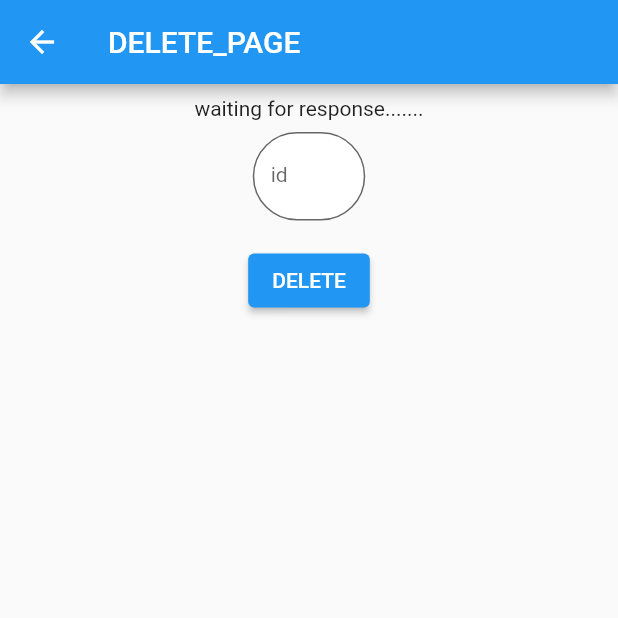
After one commit to ilham-zukri/consume_api, a Flutter app: the DeletePage screen opened directly, on a phone screen of 412 x 824 dp, the top half of it. The commit adds this screen. Run offline on Flutter 3.47's test engine with Material 2 defaults, Android fonts, the phone set to English and light mode, and no system bars; our stand-ins replace dio; Roboto replaces fonts that are missing (Poppins).

Commit message:
Adding DELETE page for DELETE method

```diff
--- /dev/null
+++ b/lib/delete_page.dart
@@ -0,0 +1,84 @@
+import 'package:consume_api/comment.dart';
+import 'package:consume_api/comment_card.dart';
+import 'package:consume_api/services.dart';
+import 'package:flutter/material.dart';
+
+class DeletePage extends StatefulWidget {
+  const DeletePage({Key? key}) : super(key: key);
+
+  @override
+  State<DeletePage> createState() => _DeletePageState();
+}
+
+class _DeletePageState extends State<DeletePage> {
+  Comment? comment;
+  bool? isDeleted = false;
+  String message = 'waiting for response.......';
+  TextEditingController idController = TextEditingController();
+
+  @override
+  Widget build(BuildContext context) {
+    return Scaffold(
+      appBar: AppBar(
+        title: Text('DELETE_PAGE'),
+      ),
+      body: Padding(
+        padding: const EdgeInsets.all(8.0),
+        child: Center(
+          child: Column(
+            children: [
+              (comment != null)
+                  ? CommentCard(comment: comment!)
+                  : Text(message),
+              Container(
+                margin: EdgeInsets.only(
+                  top: 8,
+                ),
+                width: 75,
+                height: 75,
+                child: TextField(
+                  controller: idController,
+                  textAlign: TextAlign.center,
+                  decoration: InputDecoration(
+                    filled: true,
+                    fillColor: Colors.white,
+                    border: OutlineInputBorder(
+                      borderRadius: BorderRadius.circular(50),
+                    ),
+                    labelText: 'id',
+                    labelStyle: const TextStyle(
+                      fontFamily: 'Poppins',
+                      fontSize: 14,
+                    ),
+                  ),
+                  onChanged: (content) async{
+                    Comment? result =
+                        await Services.getById(int.parse(idController.text));
+                    if (result != null) {
+                      setState(() {
+                        comment = result;
+                      });
+                    }
+                  },
+                ),
+              ),
+              SizedBox(
+                child: ElevatedButton(
+                  onPressed: () async {
+                    isDeleted = await Services.deleteComment(int.parse(idController.text));
+                    idController.clear();
+                    setState((){
+                      message = (isDeleted!) ? 'id : ${comment!.id} has been deleted' : 'Delete Failed';
+                      comment = null;
+                    });
+                  },
+                  child: Text('DELETE'),
+                ),
+              )
+            ],
+          ),
+        ),
+      ),
+    );
+  }
+}
--- a/lib/services.dart
+++ b/lib/services.dart
@@ -68,4 +68,16 @@ abstract class Services {
       throw Exception(e.toString());
     }
   }
+  static Future<bool?> deleteComment(int id) async{
+    try{
+      var response = await Dio().delete(path+id.toString());
+
+      if(response.statusCode == 200) {
+        return true;
+      }
+      return false;
+    } catch(e) {
+      throw Exception(e.toString());
+    }
+  }
 }
```
